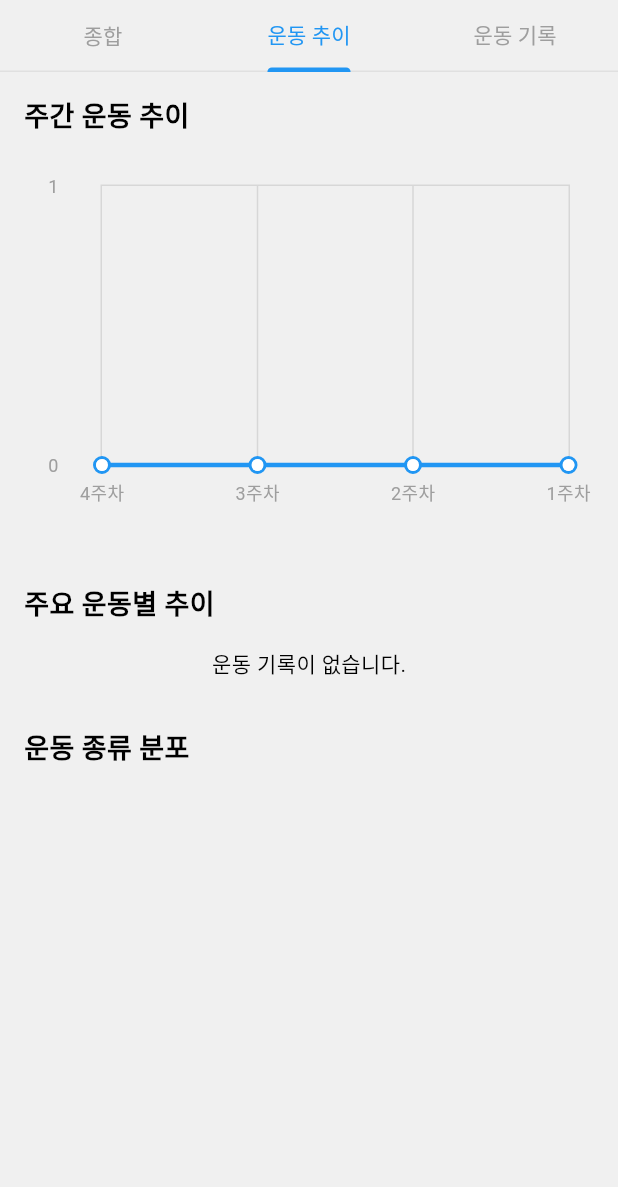
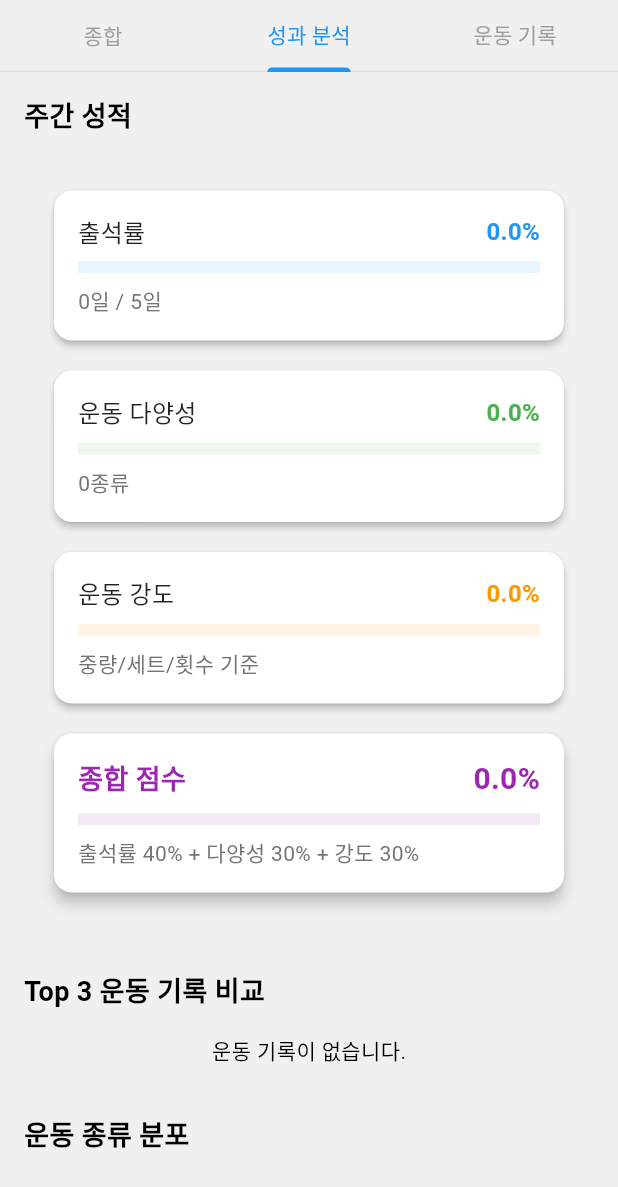
Before and after one commit to GN-AI-3/final_project_fe, a Flutter app: the ExerciseReportTab widget shown alone on an empty page, opened directly with empty values, tab 2 chosen, on a phone screen of 412 x 824 dp. Shown: the top 1187 px of the screen. Run offline on Flutter 3.47's test engine with Material 3 defaults, Android fonts, the phone set to English and light mode, and no system bars; drawn by our look-alikes of fl_chart; our stand-ins replace firebase_core, firebase_messaging, flutter_dotenv, flutter_local_notifications, shared_preferences, syncfusion_flutter_calendar; missing offline and left inert: syncfusion_localizations; accounts and stored records are empty.

Commit message:
Feat: 트레이닝 리포트 - 운동 (완)

```diff
--- a/lib/trainer/screens/calendar_screen.dart
+++ b/lib/trainer/screens/calendar_screen.dart
@@ -478,6 +478,40 @@ class _CalendarScreenState extends State<CalendarScreen> {
                   context,
                   MaterialPageRoute(
                     builder:
+                        (context) => PtLogScreen(
+                      scheduleId: meeting.scheduleId!,
+                      meeting: meeting,
+                      title:
+                      meeting.eventName.length >= 8
+                          ? '${meeting.eventName.substring(9)} 회원님 PT 일지 작성'
+                          : '${meeting.eventName} 회원님 PT 일지 작성',
+                    ),
+                  ),
+                ).then((_) {
+                  if (_state.lastStartDate != null &&
+                      _state.lastEndDate != null) {
+                    _loadMeetings(
+                      startDate: _state.lastStartDate,
+                      endDate: _state.lastEndDate,
+                    );
+                  }
+                });
+              },
+              icon: const Icon(Icons.edit_note),
+              label: const Text('PT 일지 작성'),
+              style: ElevatedButton.styleFrom(
+                backgroundColor: Colors.green,
+                foregroundColor: Colors.white,
+                minimumSize: const Size(double.infinity, 45),
+              ),
+            ),
+            const SizedBox(height: 8),
+            ElevatedButton.icon(
+              onPressed: () {
+                Navigator.push(
+                  context,
+                  MaterialPageRoute(
+                    builder:
                         (context) => TrainingReportScreen(
                           ptContractId: meeting.ptContractId!,
                         ),
@@ -493,55 +527,21 @@ class _CalendarScreenState extends State<CalendarScreen> {
               ),
             ),
             const SizedBox(height: 8),
-            if (DateTime.now().difference(meeting.to).inHours <= 2) ...[
+            if (DateTime.now().difference(meeting.to).inHours <= 24) ...[
               ElevatedButton.icon(
                 onPressed: () {
-                  Navigator.push(
-                    context,
-                    MaterialPageRoute(
-                      builder:
-                          (context) => PtLogScreen(
-                            scheduleId: meeting.scheduleId!,
-                            meeting: meeting,
-                            title:
-                                meeting.eventName.length >= 8
-                                    ? '${meeting.eventName.substring(8)} 회원님 PT 기록'
-                                    : '${meeting.eventName} 회원님 PT 기록',
-                          ),
-                    ),
-                  ).then((_) {
-                    if (_state.lastStartDate != null &&
-                        _state.lastEndDate != null) {
-                      _loadMeetings(
-                        startDate: _state.lastStartDate,
-                        endDate: _state.lastEndDate,
-                      );
-                    }
-                  });
+                  Navigator.pop(context);
+                  _showNoShowDialog(meeting);
                 },
-                icon: const Icon(Icons.edit_note),
-                label: const Text('PT 기록하기'),
+                icon: const Icon(Icons.person_off),
+                label: const Text('불참 처리'),
                 style: ElevatedButton.styleFrom(
-                  backgroundColor: Colors.green,
+                  backgroundColor: Colors.red,
                   foregroundColor: Colors.white,
                   minimumSize: const Size(double.infinity, 45),
                 ),
               ),
-              const SizedBox(height: 8),
             ],
-            ElevatedButton.icon(
-              onPressed: () {
-                Navigator.pop(context);
-                _showNoShowDialog(meeting);
-              },
-              icon: const Icon(Icons.person_off),
-              label: const Text('불참 처리'),
-              style: ElevatedButton.styleFrom(
-                backgroundColor: Colors.red,
-                foregroundColor: Colors.white,
-                minimumSize: const Size(double.infinity, 45),
-              ),
-            ),
           ] else if (!(meeting.description?.contains('[취소된 일정]') ?? false) &&
               !(meeting.description?.contains('[변경된 일정]') ?? false) &&
               !(meeting.description?.contains('[완료된 일정]') ?? false)) ...[
--- a/lib/trainer/screens/training_report_screen.dart
+++ b/lib/trainer/screens/training_report_screen.dart
@@ -320,11 +320,15 @@ class _ReportComparisonTabState extends State<ReportComparisonTab>
                       fontSize: 10,
                     ),
                     gridBorderData: BorderSide(
-                      color: Colors.grey.withOpacity(0.5),
+                      color: Colors.grey.withOpacity(0.3),
                       width: 0.5,
                     ),
                     radarBorderData: BorderSide(
-                      color: Colors.grey.withOpacity(0.5),
+                      color: Colors.grey.withOpacity(0.3),
+                      width: 0.5,
+                    ),
+                    tickBorderData: BorderSide(
+                      color: Colors.grey.withOpacity(0.3),
                       width: 0.5,
                     ),
                   ),
@@ -660,7 +664,7 @@ class ExerciseReportTab extends StatefulWidget {
 class _ExerciseReportTabState extends State<ExerciseReportTab>
     with SingleTickerProviderStateMixin {
   late TabController _tabController;
-  final List<String> _tabs = ['종합', '운동 추이', '운동 기록'];
+  final List<String> _tabs = ['종합', '성과 분석', '운동 기록'];
   final MemberPersonalExerciseService _personalExerciseService =
       MemberPersonalExerciseService();
   final PtLogsService _ptLogsService = PtLogsService();
@@ -805,7 +809,7 @@ class _ExerciseReportTabState extends State<ExerciseReportTab>
         crossAxisAlignment: CrossAxisAlignment.start,
         children: [
           const Text(
-            '운동 성과 요약',
+            '운동 통계',
             style: TextStyle(fontSize: 20, fontWeight: FontWeight.bold),
           ),
           const SizedBox(height: 24),
@@ -880,7 +884,7 @@ class _ExerciseReportTabState extends State<ExerciseReportTab>
         const Text(
           '개인 운동 통계',
           style: TextStyle(
-            fontSize: 16,
+            fontSize: 22,
             fontWeight: FontWeight.bold,
             color: Colors.blue,
           ),
@@ -922,9 +926,9 @@ class _ExerciseReportTabState extends State<ExerciseReportTab>
         ),
         const SizedBox(height: 24),
         const Text(
-          'PT 운동 통계',
+          'PT 통계',
           style: TextStyle(
-            fontSize: 16,
+            fontSize: 22,
             fontWeight: FontWeight.bold,
             color: Colors.green,
           ),
@@ -1157,14 +1161,14 @@ class _ExerciseReportTabState extends State<ExerciseReportTab>
         crossAxisAlignment: CrossAxisAlignment.start,
         children: [
           const Text(
-            '주간 운동 추이',
+            '주간 성적',
             style: TextStyle(fontSize: 18, fontWeight: FontWeight.bold),
           ),
           const SizedBox(height: 16),
           _buildWeeklyTrendChart(),
           const SizedBox(height: 32),
           const Text(
-            '주요 운동별 추이',
+            'Top 3 운동 기록 비교',
             style: TextStyle(fontSize: 18, fontWeight: FontWeight.bold),
           ),
           const SizedBox(height: 16),
@@ -1420,107 +1424,107 @@ class _ExerciseReportTabState extends State<ExerciseReportTab>
   }
 
   Widget _buildWeeklyTrendChart() {
-    return Container(
-      height: 250,
-      padding: const EdgeInsets.all(16),
-      child: LineChart(
-        LineChartData(
-          gridData: FlGridData(
-            show: true,
-            drawVerticalLine: true,
-            horizontalInterval: 1,
-            verticalInterval: 1,
-            getDrawingHorizontalLine: (value) {
-              return FlLine(
-                color: Colors.grey.withOpacity(0.3),
-                strokeWidth: 1,
-              );
-            },
-            getDrawingVerticalLine: (value) {
-              return FlLine(
-                color: Colors.grey.withOpacity(0.3),
-                strokeWidth: 1,
-              );
-            },
-          ),
-          titlesData: FlTitlesData(
-            show: true,
-            rightTitles: const AxisTitles(
-              sideTitles: SideTitles(showTitles: false),
-            ),
-            topTitles: const AxisTitles(
-              sideTitles: SideTitles(showTitles: false),
-            ),
-            bottomTitles: AxisTitles(
-              sideTitles: SideTitles(
-                showTitles: true,
-                reservedSize: 30,
-                interval: 1,
-                getTitlesWidget: (value, meta) {
-                  return Padding(
-                    padding: const EdgeInsets.only(top: 8.0),
-                    child: Text(
-                      _weeklyData[value.toInt()]['week'] as String,
-                      style: const TextStyle(color: Colors.grey, fontSize: 12),
-                    ),
-                  );
-                },
-              ),
-            ),
-            leftTitles: AxisTitles(
-              sideTitles: SideTitles(
-                showTitles: true,
-                interval: 1,
-                getTitlesWidget: (value, meta) {
-                  return Text(
-                    value.toInt().toString(),
-                    style: const TextStyle(color: Colors.grey, fontSize: 12),
-                  );
-                },
-                reservedSize: 35,
-              ),
-            ),
-          ),
-          borderData: FlBorderData(
-            show: true,
-            border: Border.all(color: Colors.grey.withOpacity(0.3)),
-          ),
-          minX: 0,
-          maxX: (_weeklyData.length - 1).toDouble(),
-          minY: 0,
-          maxY:
-              _weeklyData.fold<double>(
-                0,
-                (max, item) => math.max(max, (item['count'] as int).toDouble()),
-              ) +
-              1,
-          lineBarsData: [
-            LineChartBarData(
-              spots:
-                  _weeklyData.asMap().entries.map((entry) {
-                    return FlSpot(
-                      entry.key.toDouble(),
-                      (entry.value['count'] as int).toDouble(),
-                    );
-                  }).toList(),
-              isCurved: true,
-              color: Colors.blue,
-              barWidth: 3,
-              isStrokeCapRound: true,
-              dotData: FlDotData(
-                show: true,
-                getDotPainter: (spot, percent, barData, index) {
-                  return FlDotCirclePainter(
-                    radius: 4,
-                    color: Colors.white,
-                    strokeWidth: 2,
-                    strokeColor: Colors.blue,
-                  );
-                },
-              ),
-              belowBarData: BarAreaData(
-                show: true,
-                color: Colors.blue.withOpacity(0.1),
+    if (_weeklyData.isEmpty) {
+      return const Center(
+        child: Padding(
+          padding: EdgeInsets.all(16.0),
+          child: Text(
+            '아직 운동 기록이 없습니다.\n운동 기록을 추가하면 주간 추이를 확인할 수 있습니다.',
+            textAlign: TextAlign.center,
+            style: TextStyle(
+              fontSize: 16,
+              color: Colors.grey,
+            ),
+          ),
+        ),
+      );
+    }
+
+    final weekData = _weeklyData.first;
+    return Column(
+      children: [
+        Container(
+          padding: const EdgeInsets.all(16),
+          child: Column(
+            crossAxisAlignment: CrossAxisAlignment.start,
+            children: [
+              _buildScoreCard(
+                '출석률',
+                weekData['attendanceRate'] as double,
+                '${weekData['exerciseDays']}일 / 5일',
+                Colors.blue,
+              ),
+              const SizedBox(height: 12),
+              _buildScoreCard(
+                '운동 다양성',
+                weekData['diversityScore'] as double,
+                '${weekData['uniqueExercises']}종류',
+                Colors.green,
+              ),
+              const SizedBox(height: 12),
+              _buildScoreCard(
+                '운동 강도',
+                weekData['intensityScore'] as double,
+                '중량/세트/횟수 기준',
+                Colors.orange,
+              ),
+              const SizedBox(height: 12),
+              _buildScoreCard(
+                '종합 점수',
+                weekData['totalScore'] as double,
+                '출석률 40% + 다양성 30% + 강도 30%',
+                Colors.purple,
+                isTotal: true,
+              ),
+            ],
+          ),
+        ),
+      ],
+    );
+  }
+
+  Widget _buildScoreCard(String title, double score, String detail, Color color, {bool isTotal = false}) {
+    return Card(
+      elevation: isTotal ? 4 : 2,
+      child: Padding(
+        padding: const EdgeInsets.all(16),
+        child: Column(
+          crossAxisAlignment: CrossAxisAlignment.start,
+          children: [
+            Row(
+              mainAxisAlignment: MainAxisAlignment.spaceBetween,
+              children: [
+                Text(
+                  title,
+                  style: TextStyle(
+                    fontSize: isTotal ? 18 : 16,
+                    fontWeight: isTotal ? FontWeight.bold : FontWeight.w500,
+                    color: isTotal ? color : Colors.black87,
+                  ),
+                ),
+                Text(
+                  '${score.toStringAsFixed(1)}%',
+                  style: TextStyle(
+                    fontSize: isTotal ? 20 : 16,
+                    fontWeight: FontWeight.bold,
+                    color: color,
+                  ),
+                ),
+              ],
+            ),
+            const SizedBox(height: 8),
+            LinearProgressIndicator(
+              value: score / 100,
+              backgroundColor: color.withOpacity(0.1),
+              valueColor: AlwaysStoppedAnimation<Color>(color),
+              minHeight: 8,
+            ),
+            const SizedBox(height: 8),
+            Text(
+              detail,
+              style: TextStyle(
+                fontSize: 14,
+                color: Colors.grey[600],
               ),
             ),
           ],
@@ -1746,12 +1750,24 @@ class _ExerciseReportTabState extends State<ExerciseReportTab>
       });
     }
 
-    // 최근 무게 기준으로 상위 5개 운동 선택
-    result.sort(
-      (a, b) =>
-          (b['recentWeight'] as double).compareTo(a['recentWeight'] as double),
-    );
-    return result.take(5).toList();
+    // 운동 횟수 기준으로 상위 3개 운동 선택
+    final exerciseCounts = <String, int>{};
+    for (var record in _exerciseRecords) {
+      for (var exercise in record.records) {
+        exerciseCounts[exercise.exerciseName] =
+            (exerciseCounts[exercise.exerciseName] ?? 0) + 1;
+      }
+    }
+
+    final sortedExercises =
+        exerciseCounts.entries.toList()
+          ..sort((a, b) => b.value.compareTo(a.value));
+
+    final top3Exercises = sortedExercises.take(3).map((e) => e.key).toSet();
+
+    return result
+        .where((data) => top3Exercises.contains(data['exercise']))
+        .toList();
   }
 
   String _formatDate(DateTime date) {
@@ -1759,11 +1775,11 @@ class _ExerciseReportTabState extends State<ExerciseReportTab>
   }
 
   String _formatImprovement(double initialWeight, double recentWeight) {
-    final improvement = ((recentWeight - initialWeight) / initialWeight * 100);
+    final improvement = (recentWeight - initialWeight).toInt();
     if (improvement > 0) {
-      return '초기 대비 ${improvement.toStringAsFixed(1)}% 증가했습니다.';
+      return '초기 대비 ${improvement}Kg 증가했습니다.';
     } else if (improvement < 0) {
-      return '초기 대비 ${improvement.abs().toStringAsFixed(1)}% 감소했습니다.';
+      return '초기 대비 ${improvement.abs()}Kg 감소했습니다.';
     } else {
       return '초기 무게를 유지하고 있습니다.';
     }
@@ -1883,20 +1899,55 @@ class _ExerciseReportTabState extends State<ExerciseReportTab>
     final now = DateTime.now();
     final List<Map<String, dynamic>> data = [];
 
-    for (int i = 3; i >= 0; i--) {
-      final weekStart = now.subtract(Duration(days: i * 7));
-      final weekEnd = weekStart.add(const Duration(days: 6));
-
-      int count = 0;
-      for (var record in _exerciseRecords) {
-        final recordDate = DateTime.parse(record.date);
-        if (recordDate.isAfter(weekStart) && recordDate.isBefore(weekEnd)) {
-          count++;
-        }
+    // 지난 주의 시작일과 종료일 계산
+    final lastWeekStart = now.subtract(const Duration(days: 7));
+    final lastWeekEnd = now.subtract(const Duration(days: 1));
+
+    // 해당 주의 운동 기록 수집
+    final weekRecords = _exerciseRecords.where((record) {
+      final recordDate = DateTime.parse(record.date);
+      return recordDate.isAfter(lastWeekStart) && recordDate.isBefore(lastWeekEnd);
+    }).toList();
+
+    // 출석률 계산 (목표 운동일 수 대비 실제 운동일 수)
+    const targetDays = 5; // 주 5일 운동을 목표로 설정
+    final actualDays = weekRecords.length;
+    final attendanceRate = (actualDays / targetDays) * 100;
+
+    // 운동 다양성 점수 계산
+    final uniqueExercises = weekRecords
+        .expand((record) => record.records)
+        .map((exercise) => exercise.exerciseName)
+        .toSet()
+        .length;
+    final diversityScore = (uniqueExercises / 5) * 100; // 5종류 이상 운동을 목표로 설정
+
+    // 운동 강도 점수 계산
+    double intensityScore = 0;
+    for (var record in weekRecords) {
+      for (var exercise in record.records) {
+        final weight = (exercise.recordData['weight'] as int? ?? 0).toDouble();
+        final sets = exercise.recordData['sets'] as int? ?? 0;
+        final reps = exercise.recordData['reps'] as int? ?? 0;
+
+        // 운동 강도 점수 = (중량 * 세트 * 횟수) / 100
+        intensityScore += (weight * sets * reps) / 100;
       }
-
-      data.add({'week': '${i + 1}주차', 'count': count});
-    }
+    }
+    intensityScore = math.min(intensityScore, 100); // 최대 100점으로 제한
+
+    // 종합 점수 계산 (출석률 40%, 다양성 30%, 강도 30%)
+    final totalScore = (attendanceRate * 0.4) + (diversityScore * 0.3) + (intensityScore * 0.3);
+
+    data.add({
+      'week': '지난 주',
+      'attendanceRate': attendanceRate,
+      'diversityScore': diversityScore,
+      'intensityScore': intensityScore,
+      'totalScore': totalScore,
+      'exerciseDays': actualDays,
+      'uniqueExercises': uniqueExercises,
+    });
 
     return data;
   }
@@ -1918,6 +1969,7 @@ class _DietReportTabState extends State<DietReportTab>
   Report? _currentReport;
   bool _isLoading = true;
   String? _error;
+  bool _isDisposed = false; // dispose 상태 추적을 위한 플래그 추가
 
   @override
   void initState() {
@@ -1927,13 +1979,16 @@ class _DietReportTabState extends State<DietReportTab>
   }
 
   Future<void> _loadReport() async {
+    if (_isDisposed) return; // dispose된 상태면 early return
     try {
       final reports = await ReportService.getLatestReports(widget.ptContractId);
+      if (_isDisposed || !mounted) return; // 두 번째 체크
       setState(() {
         _currentReport = reports.isNotEmpty ? reports[0] : null;
         _isLoading = false;
       });
     } catch (e) {
+      if (_isDisposed || !mounted) return; // 두 번째 체크
       setState(() {
         _error = e.toString();
         _isLoading = false;
@@ -1943,6 +1998,7 @@ class _DietReportTabState extends State<DietReportTab>
 
   @override
   void dispose() {
+    _isDisposed = true; // dispose 상태 설정
     _tabController.dispose();
     super.dispose();
   }
```
